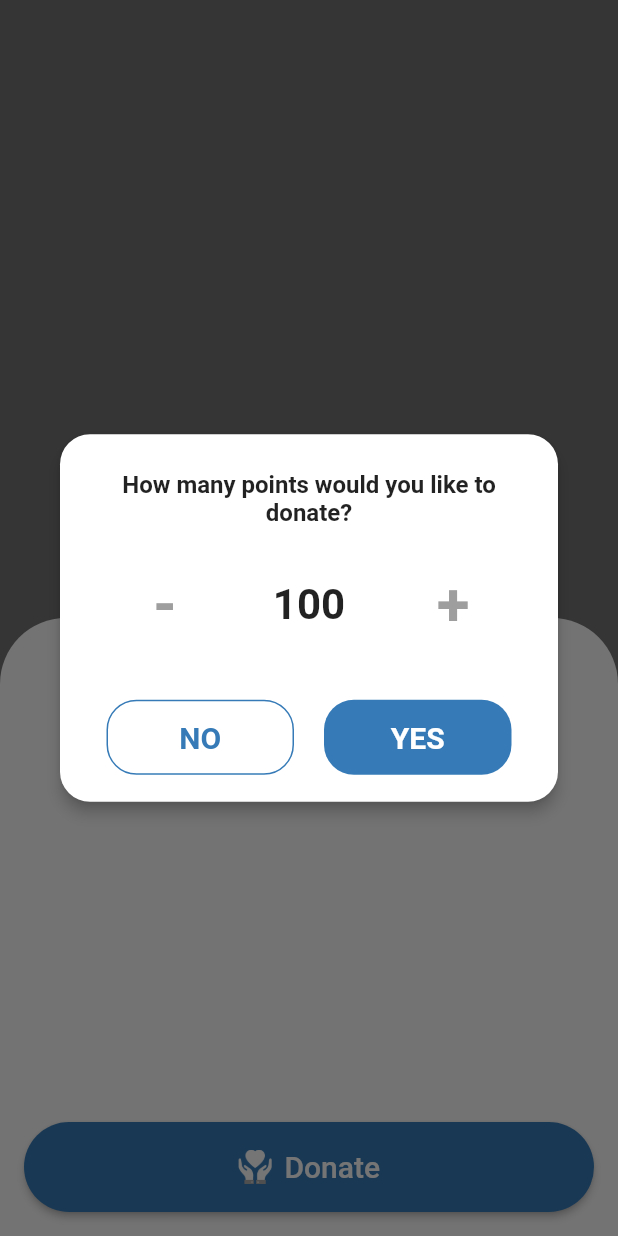
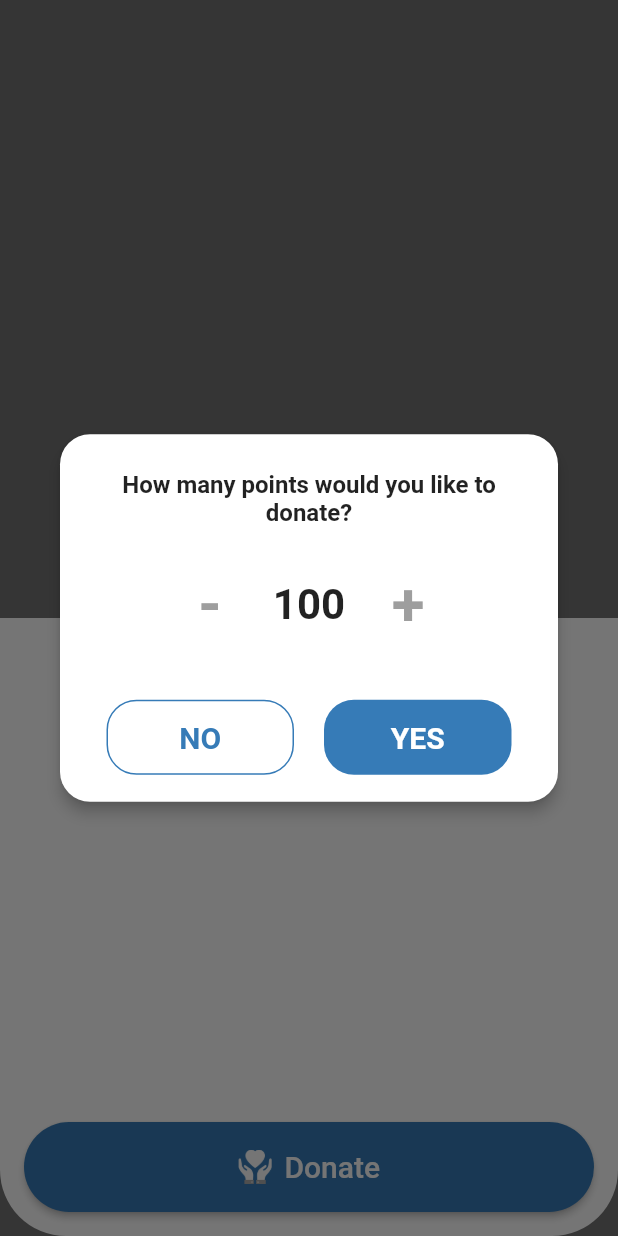
Before and after one commit to GDG-on-Campus-SKHU/Solution-Challenge-6-Mobile, a Flutter app: what openModal() shows on an empty page, opened directly with empty values, scrolled down 412 dp, after a tap on "Donate", on a phone screen of 412 x 824 dp. Run offline on Flutter 3.47's test engine with Material 2 defaults, Android fonts, the phone set to English and light mode, and no system bars; our stand-ins replace dio, fl_chart, google_maps_flutter, google_sign_in, shared_preferences; accounts and stored records are empty; network calls fail.

Commit message:
정답 모달 뷰 뒤에 흰 배경 뜨는 것 제거

```diff
--- a/bep/lib/ModalView/logic/handleSelectedQuize.dart
+++ b/bep/lib/ModalView/logic/handleSelectedQuize.dart
@@ -11,11 +11,13 @@ void handleSelectedQuize(Quize quize, LatLng latLng, BuildContext context, int i
   MapController mapController = MapController();
   var distance =
       haversine(double.parse(quize.latitude), double.parse(quize.longitude), latLng.latitude, latLng.longitude);
-  print(distance);
-  if (distance < 100000) {
-    print("정답");
-    mapController.onMapTap(context, id);
-  }
+  // print(distance);
+  // if (distance < 100000) {
+  //   print("정답");
+  //   mapController.onMapTap(context, id);
+  // }
+
+  mapController.onMapTap(context, id);
 }
 
 double haversine(double lat1, double lon1, double lat2, double lon2) {
--- a/bep/lib/ModalView/logic/openModal.dart
+++ b/bep/lib/ModalView/logic/openModal.dart
@@ -5,12 +5,13 @@ void openModal(context, quizAnswer) {
   final _width = MediaQuery.of(context).size.width;
 
   showModalBottomSheet(
+    backgroundColor: Color.fromARGB(0, 0, 0, 0),
     context: context,
     isScrollControlled: true,
     shape: RoundedRectangleBorder(
       borderRadius: BorderRadius.only(
-        topLeft: Radius.circular(44.0),
-        topRight: Radius.circular(44.0),
+        topLeft: Radius.circular(0.0),
+        topRight: Radius.circular(0.0),
       ),
     ),
     builder: (context) {
--- a/bep/lib/ModalView/ui/modalView.dart
+++ b/bep/lib/ModalView/ui/modalView.dart
@@ -9,6 +9,7 @@ import 'package:flutter/material.dart';
 
 Widget modalView(_width, context, quizAnswer) {
   return Container(
+    decoration: BoxDecoration(color: Colors.white, borderRadius: BorderRadius.circular(44)),
     height: MediaQuery.of(context).size.height,
     child: Column(
       children: [
--- a/bep/lib/PopupView/popupView.dart
+++ b/bep/lib/PopupView/popupView.dart
@@ -31,35 +31,32 @@ class _popupViewState extends State<popupView> {
         ),
         elevation: 4.0,
         title: titlePopup(),
-        content:
-            Row(mainAxisAlignment: MainAxisAlignment.center, children: <Widget>[
-          TextButton(
+        content: Row(mainAxisAlignment: MainAxisAlignment.center, children: <Widget>[
+          Padding(
+            padding: const EdgeInsets.fromLTRB(10, 0, 10, 0),
+            child: TextButton(
               onPressed: _decrementPoints,
               child: const Text(
                 '-',
                 textAlign: TextAlign.center,
-              style: TextStyle(
-                  fontSize: 40,
-                  color: Colors.grey,
-                  fontWeight: FontWeight.bold),
+                style: TextStyle(fontSize: 40, color: Colors.grey, fontWeight: FontWeight.bold),
               ),
             ),
-          SizedBox(width: 40),
+          ),
           Text(
             '$_points',
             textAlign: TextAlign.center,
             style: TextStyle(fontSize: 28, fontWeight: FontWeight.bold),
           ),
-          SizedBox(width: 40),
-          TextButton(
+          Padding(
+            padding: const EdgeInsets.fromLTRB(10, 0, 10, 0),
+            child: TextButton(
               onPressed: _incrementPoints,
               child: const Text(
                 '+',
                 textAlign: TextAlign.center,
-              style: TextStyle(
-                  fontSize: 40,
-                  color: Colors.grey,
-                  fontWeight: FontWeight.bold),
+                style: TextStyle(fontSize: 40, color: Colors.grey, fontWeight: FontWeight.bold),
+              ),
             ),
           ),
         ]),
@@ -78,9 +75,7 @@ class _popupViewState extends State<popupView> {
                       'NO',
                       textAlign: TextAlign.center,
                       style: TextStyle(
-                          fontSize: 20,
-                          color: Color.fromRGBO(54, 123, 183, 1.0),
-                          fontWeight: FontWeight.bold),
+                          fontSize: 20, color: Color.fromRGBO(54, 123, 183, 1.0), fontWeight: FontWeight.bold),
                     ),
                     style: TextButton.styleFrom(
                       backgroundColor: Colors.white,
@@ -102,10 +97,7 @@ class _popupViewState extends State<popupView> {
                     child: const Text(
                       'YES',
                       textAlign: TextAlign.center,
-                      style: TextStyle(
-                          fontSize: 20,
-                          color: Colors.white,
-                          fontWeight: FontWeight.bold),
+                      style: TextStyle(fontSize: 20, color: Colors.white, fontWeight: FontWeight.bold),
                     ),
                     style: TextButton.styleFrom(
                       backgroundColor: Color.fromRGBO(54, 123, 183, 1.0),
```
Lines whose indentation alone changed are shown as unchanged.
